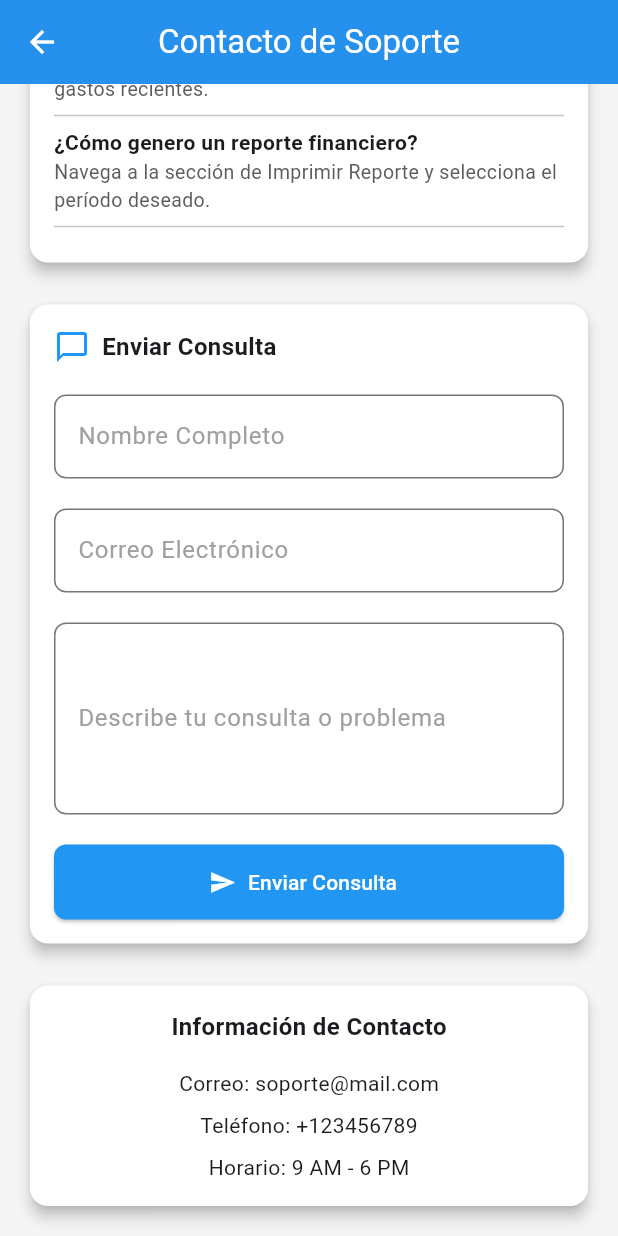
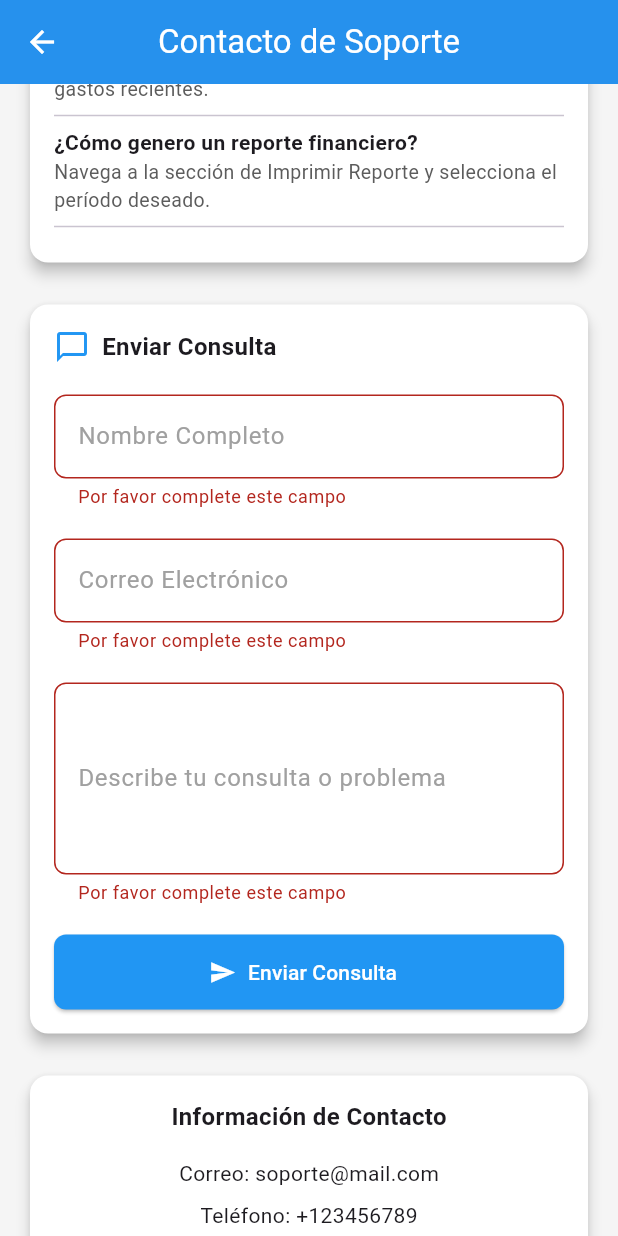
Before and after one commit to PartTimeCoding/app_gastos, a Flutter app: the Contactenos screen opened directly, scrolled down 195 dp, after a tap on "Enviar Consulta", on a phone screen of 412 x 824 dp. Run offline on Flutter 3.47's test engine with Material 3 defaults, Android fonts, the phone set to English and light mode, and no system bars; our stand-ins replace cloud_firestore, firebase_auth, firebase_core, fl_chart; accounts and stored records are empty; generated files the repository leaves out were written again.

Commit message:
Firebase database 'contactenos'

```diff
--- a/lib/screens/contactenos.dart
+++ b/lib/screens/contactenos.dart
@@ -1,15 +1,34 @@
 import 'package:flutter/material.dart';
+import 'package:cloud_firestore/cloud_firestore.dart';
 
-class Contactenos extends StatelessWidget {
+class Contactenos extends StatefulWidget {
   const Contactenos({Key? key}) : super(key: key);
 
   @override
-  Widget build(BuildContext context) {
+  _ContactenosState createState() => _ContactenosState();
+}
+
+class _ContactenosState extends State<Contactenos> {
+  final _formKey = GlobalKey<FormState>();
+  final TextEditingController _nameController = TextEditingController();
+  final TextEditingController _emailController = TextEditingController();
+  final TextEditingController _issueController = TextEditingController();
+
   final Color colorPrimario = Colors.blue;
   final Color colorFondo = Color(0xFFF5F5F5);
   final Color colorTarjeta = Colors.white;
   final Color colorTextoSecundario = Color(0xFFA0A0A0);
 
+  @override
+  void dispose() {
+    _nameController.dispose();
+    _emailController.dispose();
+    _issueController.dispose();
+    super.dispose();
+  }
+
+  @override
+  Widget build(BuildContext context) {
     return Scaffold(
       backgroundColor: colorFondo,
       appBar: AppBar(
@@ -101,6 +120,8 @@ class Contactenos extends StatelessWidget {
       shape: RoundedRectangleBorder(borderRadius: BorderRadius.circular(12)),
       child: Padding(
         padding: const EdgeInsets.all(16),
+        child: Form(
+          key: _formKey,
           child: Column(
             children: [
               Row(
@@ -114,14 +135,23 @@ class Contactenos extends StatelessWidget {
                 ],
               ),
               const SizedBox(height: 20),
-            _campoTexto('Nombre Completo', colorTextoSecundario),
+              _campoTexto(
+                'Nombre Completo',
+                colorTextoSecundario,
+                controller: _nameController,
+              ),
               const SizedBox(height: 20),
-            _campoTexto('Correo Electrónico', colorTextoSecundario),
+              _campoTexto(
+                'Correo Electrónico',
+                colorTextoSecundario,
+                controller: _emailController,
+              ),
               const SizedBox(height: 20),
               _campoTexto(
                 'Describe tu consulta o problema',
                 colorTextoSecundario,
                 maxLines: 4,
+                controller: _issueController,
               ),
               const SizedBox(height: 20),
               ElevatedButton.icon(
@@ -135,9 +165,10 @@ class Contactenos extends StatelessWidget {
                     borderRadius: BorderRadius.circular(8),
                   ),
                 ),
-              onPressed: () {},
+                onPressed: _submitForm,
               ),
             ],
+          ),
         ),
       ),
     );
@@ -147,14 +178,25 @@ class Contactenos extends StatelessWidget {
     String label,
     Color colorTextoSecundario, {
     int maxLines = 1,
+    TextEditingController? controller,
   }) {
-    return TextField(
+    return TextFormField(
+      controller: controller,
       maxLines: maxLines,
       decoration: InputDecoration(
         labelText: label,
         border: OutlineInputBorder(borderRadius: BorderRadius.circular(8)),
         labelStyle: TextStyle(color: colorTextoSecundario),
       ),
+      validator: (value) {
+        if (value == null || value.isEmpty) {
+          return 'Por favor complete este campo';
+        }
+        if (label.contains('Correo') && !value.contains('@')) {
+          return 'Por favor ingrese un correo válido';
+        }
+        return null;
+      },
     );
   }
 
@@ -183,4 +225,39 @@ class Contactenos extends StatelessWidget {
       ),
     );
   }
+
+  Future<void> _submitForm() async {
+    if (_formKey.currentState!.validate()) {
+      try {
+        final collection = FirebaseFirestore.instance.collection(
+          'contact_queries',
+        );
+
+        await collection.add({
+          'name': _nameController.text,
+          'email': _emailController.text,
+          'issue': _issueController.text,
+          'timestamp': FieldValue.serverTimestamp(),
+        });
+
+        ScaffoldMessenger.of(context).showSnackBar(
+          SnackBar(
+            content: Text('Consulta enviada con éxito'),
+            backgroundColor: Colors.green,
+          ),
+        );
+
+        _nameController.clear();
+        _emailController.clear();
+        _issueController.clear();
+      } catch (e) {
+        ScaffoldMessenger.of(context).showSnackBar(
+          SnackBar(
+            content: Text('Error al enviar la consulta: $e'),
+            backgroundColor: Colors.red,
+          ),
+        );
       }
+    }
+  }
+}
```
Lines whose indentation alone changed are shown as unchanged.
